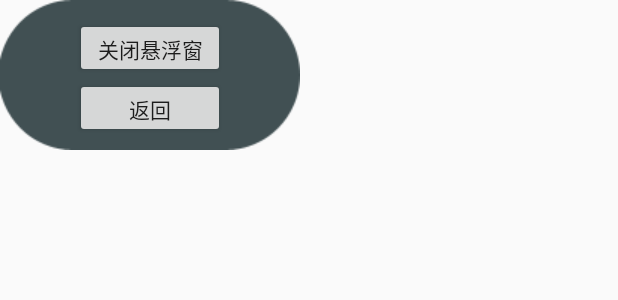
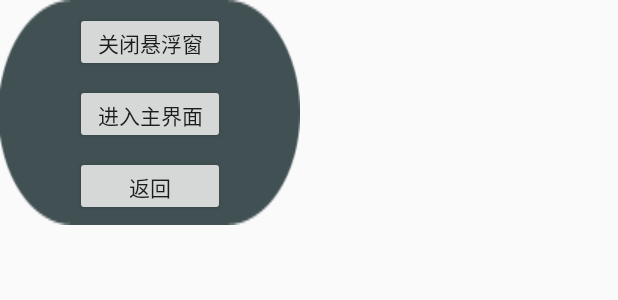
Before and after one commit to Marssssss/floatbuttonmemo, an Android app: the layout float_window_big.xml on its own in the app's theme, with its tools: preview values and no code run, on a phone screen of 412 x 824 dp. Shown: the top 300 px of the screen. Run offline under Robolectric (Android 15) with nearby library versions, the phone set to English and light mode, and no system bars.

Commit message:
005 add main page in big view; delete long press.

```diff
--- a/FloatButton/app/src/main/java/com/example/clevercong/floatbutton/MainActivity.java
+++ b/FloatButton/app/src/main/java/com/example/clevercong/floatbutton/MainActivity.java
@@ -45,13 +45,15 @@ public class MainActivity extends AppCompatActivity {
         mTextMessage = (TextView) findViewById(R.id.message);
         BottomNavigationView navigation = (BottomNavigationView) findViewById(R.id.navigation);
         navigation.setOnNavigationItemSelectedListener(mOnNavigationItemSelectedListener);
+        // 一进来就默认选中第二个(HOME)
+        navigation.getMenu().getItem(1).setChecked(true);
 
     }
 
     private void startServiceAndStopItSelf() {
         if (Build.VERSION.SDK_INT >= 23) {
             if (!Settings.canDrawOverlays(getApplicationContext())) {
-                //启动Activity让用户授权
+                // 启动Activity让用户授权
                 Intent intent = new Intent(Settings.ACTION_MANAGE_OVERLAY_PERMISSION);
                 startActivity(intent);
                 return;
--- a/FloatButton/app/src/main/java/com/example/clevercong/floatbutton/handler/FloatWindowSmallViewHandler.java
+++ b/FloatButton/app/src/main/java/com/example/clevercong/floatbutton/handler/FloatWindowSmallViewHandler.java
@@ -36,7 +36,6 @@ public class FloatWindowSmallViewHandler extends Handler {
                 handleDoubleClick();
                 break;
             case EVENT_LONG_PRESS:
-                openBigWindow();
                 break;
             default:
                 break;
@@ -50,6 +49,7 @@ public class FloatWindowSmallViewHandler extends Handler {
             return;
         }
         mLastDoubleClickTime = System.currentTimeMillis();
+        openBigWindow();
     }
 
     private void openBigWindow() {
--- a/FloatButton/app/src/main/java/com/example/clevercong/floatbutton/view/FloatWindowBigView.java
+++ b/FloatButton/app/src/main/java/com/example/clevercong/floatbutton/view/FloatWindowBigView.java
@@ -8,6 +8,7 @@ import android.widget.Button;
 import android.widget.LinearLayout;
 
 import com.example.clevercong.floatbutton.FloatWindowService;
+import com.example.clevercong.floatbutton.MainActivity;
 import com.example.clevercong.floatbutton.MyWindowManager;
 import com.example.clevercong.floatbutton.R;
 
@@ -35,6 +36,7 @@ public class FloatWindowBigView extends LinearLayout {
         viewHeight = view.getLayoutParams().height;
         Button close = (Button) findViewById(R.id.close);
         Button back = (Button) findViewById(R.id.back);
+        Button main = (Button) findViewById(R.id.main);
         close.setOnClickListener(new OnClickListener() {
             @Override
             public void onClick(View v) {
@@ -53,5 +55,16 @@ public class FloatWindowBigView extends LinearLayout {
                 MyWindowManager.createSmallWindow(context);
             }
         });
+        main.setOnClickListener(new OnClickListener() {
+            @Override
+            public void onClick(View v) {
+                // 点击进入主界面时，移除所有悬浮窗，进入主界面
+                MyWindowManager.removeBigWindow(context);
+                MyWindowManager.removeSmallWindow(context);
+                Intent intent = new Intent(getContext(), MainActivity.class);
+                intent.addFlags(Intent.FLAG_ACTIVITY_NEW_TASK);
+                context.startActivity(intent);
+            }
+        });
     }
 }
--- a/FloatButton/app/src/main/res/layout/float_window_big.xml
+++ b/FloatButton/app/src/main/res/layout/float_window_big.xml
@@ -2,22 +2,31 @@
 <LinearLayout xmlns:android="http://schemas.android.com/apk/res/android"
     android:id="@+id/big_window_layout"
     android:layout_width="200dip"
-    android:layout_height="100dip"
+    android:layout_height="150dip"
     android:background="@mipmap/bg_big"
     android:orientation="vertical">
 
     <Button
         android:id="@+id/close"
-        android:layout_width="100dip"
-        android:layout_height="40dip"
+        android:layout_width="@dimen/bigview_button_width"
+        android:layout_height="@dimen/bigview_button_height"
         android:layout_gravity="center_horizontal"
-        android:layout_marginTop="12dip"
-        android:text="关闭悬浮窗" />
+        android:layout_marginTop="@dimen/bigview_button_interval"
+        android:text="@string/button_close" />
+
+    <Button
+        android:id="@+id/main"
+        android:layout_width="@dimen/bigview_button_width"
+        android:layout_height="@dimen/bigview_button_height"
+        android:layout_gravity="center_horizontal"
+        android:layout_marginTop="@dimen/bigview_button_interval"
+        android:text="@string/button_main" />
 
     <Button
         android:id="@+id/back"
-        android:layout_width="100dip"
-        android:layout_height="40dip"
+        android:layout_width="@dimen/bigview_button_width"
+        android:layout_height="@dimen/bigview_button_height"
         android:layout_gravity="center_horizontal"
-        android:text="返回" />
+        android:layout_marginTop="@dimen/bigview_button_interval"
+        android:text="@string/button_back" />
 </LinearLayout>
--- a/FloatButton/app/src/main/res/menu/navigation.xml
+++ b/FloatButton/app/src/main/res/menu/navigation.xml
@@ -3,12 +3,12 @@
 
     <item
         android:id="@+id/navigation_start"
-        android:icon="@drawable/ic_home_black_24dp"
+        android:icon="@drawable/ic_dashboard_black_24dp"
         android:title="@string/title_start" />
 
     <item
         android:id="@+id/navigation_home"
-        android:icon="@drawable/ic_dashboard_black_24dp"
+        android:icon="@drawable/ic_home_black_24dp"
         android:title="@string/title_home" />
 
     <item
--- a/FloatButton/app/src/main/res/values/dimens.xml
+++ b/FloatButton/app/src/main/res/values/dimens.xml
@@ -2,4 +2,8 @@
     <!-- Default screen margins, per the Android Design guidelines. -->
     <dimen name="activity_horizontal_margin">16dp</dimen>
     <dimen name="activity_vertical_margin">16dp</dimen>
+    <!-- big view dimens. -->
+    <dimen name="bigview_button_interval">8dp</dimen>
+    <dimen name="bigview_button_height">40dp</dimen>
+    <dimen name="bigview_button_width">100dp</dimen>
 </resources>
--- a/FloatButton/app/src/main/res/values/strings.xml
+++ b/FloatButton/app/src/main/res/values/strings.xml
@@ -3,4 +3,8 @@
     <string name="title_start">Start</string>
     <string name="title_home">Home</string>
     <string name="title_settings">Settings</string>
+
+    <string name="button_close">关闭悬浮窗</string>
+    <string name="button_main">进入主界面</string>
+    <string name="button_back">返回</string>
 </resources>
```
